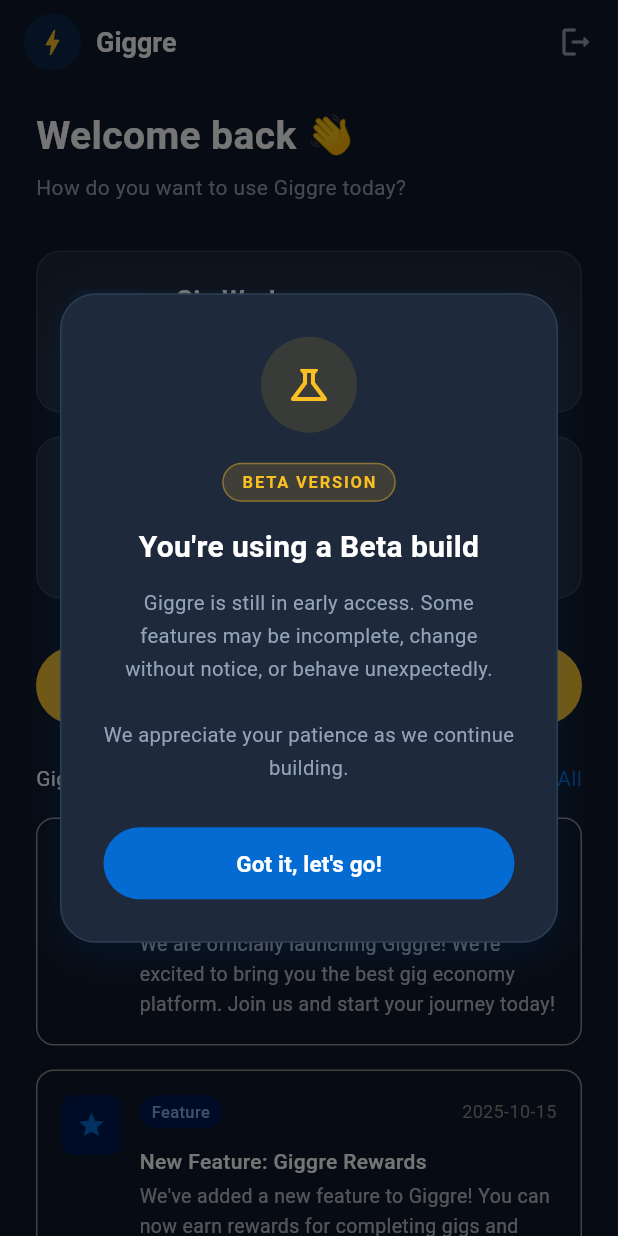
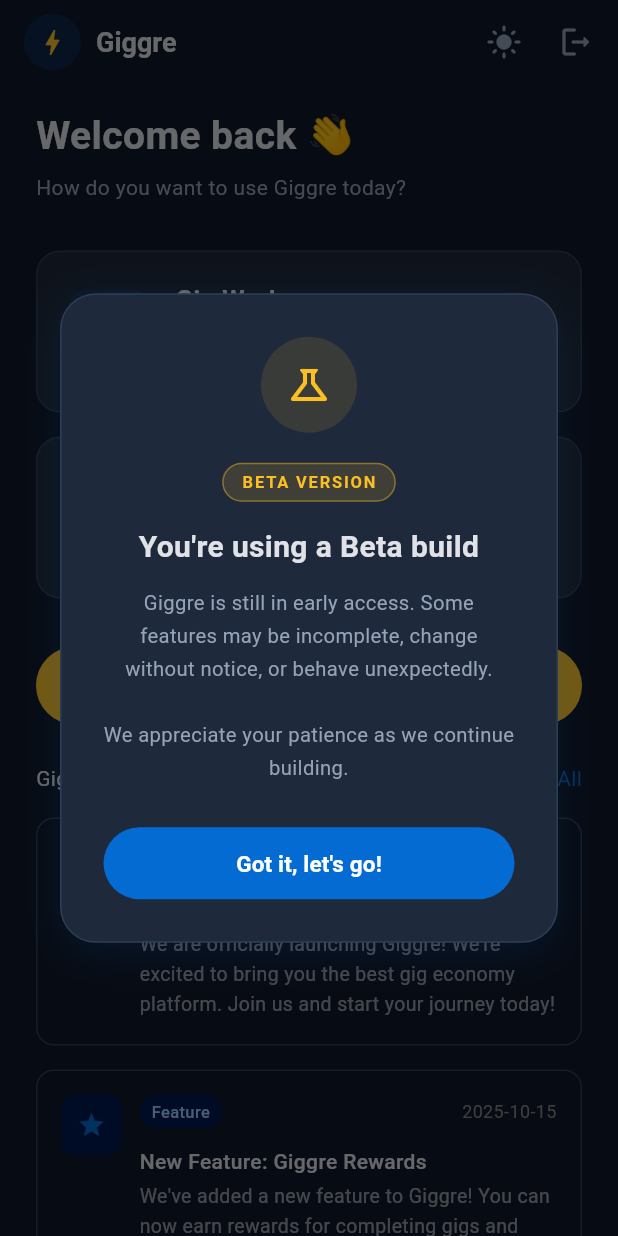
Before and after one commit to JoshuaAirstaffs/giggre_app, a Flutter app: the HomeScreen screen opened directly, after a tap on the "logout" icon, on a phone screen of 412 x 824 dp. Run offline on Flutter 3.47's test engine with Material 3 defaults, Android fonts, the phone set to English and light mode, and no system bars; our stand-ins replace cloud_firestore, firebase_auth, firebase_core, geocoding, geolocator, google_sign_in; accounts and stored records are empty; network calls fail.

Commit message:
style theme update

```diff
--- /dev/null
+++ b/lib/core/theme/theme_provider.dart
@@ -0,0 +1,36 @@
+import 'package:flutter/material.dart';
+import 'app_colors.dart';
+
+class ThemeProvider extends ChangeNotifier {
+  ThemeMode _mode = ThemeMode.dark;
+
+  ThemeMode get mode => _mode;
+  bool get isDark => _mode == ThemeMode.dark;
+
+  void toggle() {
+    _mode = isDark ? ThemeMode.light : ThemeMode.dark;
+    notifyListeners();
+  }
+
+  static ThemeData get lightTheme => ThemeData(
+        colorScheme: ColorScheme.fromSeed(
+          seedColor: const Color(0xFF1B6CA8),
+          brightness: Brightness.light,
+        ),
+        useMaterial3: true,
+        scaffoldBackgroundColor: const Color(0xFFF1F5F9),
+        cardColor: Colors.white,
+        dividerColor: const Color(0xFFE2E8F0),
+      );
+
+  static ThemeData get darkTheme => ThemeData(
+        colorScheme: ColorScheme.fromSeed(
+          seedColor: const Color(0xFF1B6CA8),
+          brightness: Brightness.dark,
+        ),
+        useMaterial3: true,
+        scaffoldBackgroundColor: kBg,
+        cardColor: kCard,
+        dividerColor: kBorder,
+      );
+}
--- a/lib/features/home/presentation/home_screen.dart
+++ b/lib/features/home/presentation/home_screen.dart
@@ -1,7 +1,9 @@
 import 'package:flutter/material.dart';
 import 'package:firebase_auth/firebase_auth.dart';
 import 'package:cloud_firestore/cloud_firestore.dart';
+import 'package:provider/provider.dart';
 import '../../../core/theme/app_colors.dart';
+import '../../../core/theme/theme_provider.dart';
 import '../../auth/presentation/login_screen.dart';
 import '../../gig_host/presentation/gig_host_screen.dart';
 
@@ -28,14 +30,18 @@
     showDialog(
       context: context,
       barrierDismissible: false,
-      builder: (_) => Dialog(
+      builder: (ctx) {
+        final cardColor = Theme.of(ctx).cardColor;
+        final borderColor = Theme.of(ctx).dividerColor;
+        final onSurface = Theme.of(ctx).colorScheme.onSurface;
+        return Dialog(
           backgroundColor: Colors.transparent,
           child: Container(
             padding: const EdgeInsets.all(28),
             decoration: BoxDecoration(
-            color: kCard,
+              color: cardColor,
               borderRadius: BorderRadius.circular(24),
-            border: Border.all(color: kBorder),
+              border: Border.all(color: borderColor),
               boxShadow: [
                 BoxShadow(
                   color: kBlue.withValues(alpha: 0.12),
@@ -60,10 +66,7 @@
                 ),
                 const SizedBox(height: 20),
                 Container(
-                padding: const EdgeInsets.symmetric(
-                  horizontal: 12,
-                  vertical: 4,
-                ),
+                  padding: const EdgeInsets.symmetric(horizontal: 12, vertical: 4),
                   decoration: BoxDecoration(
                     color: kAmber.withValues(alpha: 0.15),
                     borderRadius: BorderRadius.circular(20),
@@ -80,11 +83,11 @@
                   ),
                 ),
                 const SizedBox(height: 16),
-              const Text(
+                Text(
                   'You\'re using a Beta build',
                   textAlign: TextAlign.center,
                   style: TextStyle(
-                  color: Colors.white,
+                    color: onSurface,
                     fontSize: 20,
                     fontWeight: FontWeight.bold,
                   ),
@@ -100,7 +103,7 @@
                   width: double.infinity,
                   height: 48,
                   child: ElevatedButton(
-                  onPressed: () => Navigator.pop(context),
+                    onPressed: () => Navigator.pop(ctx),
                     style: ElevatedButton.styleFrom(
                       backgroundColor: kBlue,
                       foregroundColor: Colors.white,
@@ -118,17 +121,15 @@
               ],
             ),
           ),
-      ),
+        );
+      },
     );
   }
 
   Future<void> _loadUser() async {
     final uid = FirebaseAuth.instance.currentUser?.uid;
     if (uid == null) return;
-    final doc = await FirebaseFirestore.instance
-        .collection('users')
-        .doc(uid)
-        .get();
+    final doc = await FirebaseFirestore.instance.collection('users').doc(uid).get();
     final data = doc.data();
     if (!mounted) return;
     setState(() {
@@ -158,9 +159,12 @@
     final confirm = await showDialog<bool>(
       context: context,
       builder: (_) => AlertDialog(
-        backgroundColor: kCard,
+        backgroundColor: Theme.of(context).cardColor,
         shape: RoundedRectangleBorder(borderRadius: BorderRadius.circular(16)),
-        title: const Text('Log Out', style: TextStyle(color: Colors.white)),
+        title: Text(
+          'Log Out',
+          style: TextStyle(color: Theme.of(context).colorScheme.onSurface),
+        ),
         content: const Text(
           'Are you sure you want to log out?',
           style: TextStyle(color: kSub),
@@ -172,10 +176,7 @@
           ),
           TextButton(
             onPressed: () => Navigator.pop(context, true),
-            child: const Text(
-              'Log Out',
-              style: TextStyle(color: Colors.redAccent),
-            ),
+            child: const Text('Log Out', style: TextStyle(color: Colors.redAccent)),
           ),
         ],
       ),
@@ -195,11 +196,15 @@
   @override
   Widget build(BuildContext context) {
     final firstName = _userName.split(' ').first;
+    final isDark = Theme.of(context).brightness == Brightness.dark;
+    final themeProvider = context.read<ThemeProvider>();
+    final onSurface = Theme.of(context).colorScheme.onSurface;
+    final bgColor = Theme.of(context).scaffoldBackgroundColor;
 
     return Scaffold(
-      backgroundColor: kBg,
+      backgroundColor: bgColor,
       appBar: AppBar(
-        backgroundColor: kBg,
+        backgroundColor: bgColor,
         elevation: 0,
         automaticallyImplyLeading: false,
         title: Row(
@@ -216,10 +221,10 @@
               ),
             ),
             const SizedBox(width: 10),
-            const Text(
+            Text(
               'Giggre',
               style: TextStyle(
-                color: Colors.white,
+                color: onSurface,
                 fontWeight: FontWeight.bold,
                 fontSize: 18,
               ),
@@ -227,6 +232,14 @@
           ],
         ),
         actions: [
+          IconButton(
+            tooltip: isDark ? 'Switch to Light Mode' : 'Switch to Dark Mode',
+            icon: Icon(
+              isDark ? Icons.light_mode_rounded : Icons.dark_mode_rounded,
+              color: kSub,
+            ),
+            onPressed: () => themeProvider.toggle(),
+          ),
           IconButton(
             tooltip: 'Log Out',
             icon: const Icon(Icons.logout_rounded, color: kSub),
@@ -243,8 +256,8 @@
             children: [
               Text(
                 firstName.isNotEmpty ? 'Hey, $firstName 👋' : 'Welcome back 👋',
-                style: const TextStyle(
-                  color: Colors.white,
+                style: TextStyle(
+                  color: onSurface,
                   fontSize: 26,
                   fontWeight: FontWeight.bold,
                 ),
@@ -286,28 +299,22 @@
                             if (_selectedRole == 'host') {
                               Navigator.push(
                                 context,
-                                MaterialPageRoute(
-                                  builder: (_) => const GigHostScreen(),
-                                ),
+                                MaterialPageRoute(builder: (_) => const GigHostScreen()),
                               );
                             } else {
                               ScaffoldMessenger.of(context).showSnackBar(
                                 SnackBar(
-                                  content: const Text(
-                                      'Gig Worker mode coming soon!'),
+                                  content: const Text('Gig Worker mode coming soon!'),
                                   backgroundColor: kBlue,
                                   behavior: SnackBarBehavior.floating,
                                   shape: RoundedRectangleBorder(
-                                      borderRadius:
-                                          BorderRadius.circular(12)),
+                                      borderRadius: BorderRadius.circular(12)),
                                 ),
                               );
                             }
                           },
                     style: ElevatedButton.styleFrom(
-                      backgroundColor: _selectedRole == 'worker'
-                          ? kBlue
-                          : kAmber,
+                      backgroundColor: _selectedRole == 'worker' ? kBlue : kAmber,
                       foregroundColor: Colors.white,
                       elevation: 0,
                       shape: RoundedRectangleBorder(
@@ -339,18 +346,12 @@
               Row(
                 children: [
                   Expanded(
-                    child: const Text(
+                    child: Text(
                       'Giggre Updates',
-                      style: TextStyle(
-                        color: Color.fromARGB(255, 255, 255, 255),
-                        fontSize: 14,
+                      style: TextStyle(color: onSurface, fontSize: 14),
                     ),
                   ),
-                  ),
-                  const Text(
-                    "See All",
-                    style: TextStyle(color: kBlue, fontSize: 14),
-                  ),
+                  const Text('See All', style: TextStyle(color: kBlue, fontSize: 14)),
                 ],
               ),
               const SizedBox(height: 16),
@@ -388,6 +389,9 @@
   }
 }
 
+// ─────────────────────────────────────────────
+//  Update Card
+// ─────────────────────────────────────────────
 class _UpdateCard extends StatelessWidget {
   final String title;
   final String description;
@@ -403,14 +407,19 @@
     required this.category,
   });
 
-  static const _indeedBlue = Color(0xFF1A56DB);
-  static const _indeedBlueBg = Color(0xFFEBF0FB);
-
   @override
   Widget build(BuildContext context) {
+    final isDark = Theme.of(context).brightness == Brightness.dark;
+    final iconBg = isDark ? const Color(0xFF001B52) : const Color(0xFFEBF0FB);
+    final badgeBg = isDark ? const Color(0xFF001B52) : const Color(0xFFDDE9FB);
+    final badgeText = Theme.of(context).colorScheme.primary;
+    final titleColor = Theme.of(context).colorScheme.onSurface;
+    final descColor = Theme.of(context).colorScheme.onSurface.withValues(alpha: 0.65);
+    final borderColor = Theme.of(context).dividerColor;
+
     return Container(
       decoration: BoxDecoration(
-        border: Border.all(color: const Color.fromARGB(255, 143, 143, 143)),
+        border: Border.all(color: borderColor),
         borderRadius: BorderRadius.circular(12),
       ),
       padding: const EdgeInsets.all(16),
@@ -425,7 +434,7 @@
                 width: 40,
                 height: 40,
                 decoration: BoxDecoration(
-                  color: const Color.fromARGB(255, 0, 27, 82),
+                  color: iconBg,
                   borderRadius: BorderRadius.circular(8),
                 ),
                 child: Icon(icon, size: 20, color: kBlue),
@@ -439,39 +448,33 @@
                       mainAxisAlignment: MainAxisAlignment.spaceBetween,
                       children: [
                         Container(
-                          padding: const EdgeInsets.symmetric(
-                            horizontal: 8,
-                            vertical: 3,
-                          ),
+                          padding: const EdgeInsets.symmetric(horizontal: 8, vertical: 3),
                           decoration: BoxDecoration(
-                            color: Color.fromARGB(255, 0, 27, 82),
+                            color: badgeBg,
                             borderRadius: BorderRadius.circular(20),
                           ),
                           child: Text(
                             category,
-                            style: const TextStyle(
+                            style: TextStyle(
                               fontSize: 11,
                               fontWeight: FontWeight.w500,
-                              color: Color.fromARGB(255, 141, 172, 241),
+                              color: badgeText,
                             ),
                           ),
                         ),
                         Text(
                           date,
-                          style: const TextStyle(
-                            fontSize: 12,
-                            color: Color(0xFF888888),
-                          ),
+                          style: const TextStyle(fontSize: 12, color: Color(0xFF888888)),
                         ),
                       ],
                     ),
                     const SizedBox(height: 12),
                     Text(
                       title,
-                      style: const TextStyle(
+                      style: TextStyle(
                         fontSize: 14,
                         fontWeight: FontWeight.w500,
-                        color: Colors.white,
+                        color: titleColor,
                         height: 1.4,
                       ),
                     ),
@@ -480,11 +483,7 @@
                       description,
                       maxLines: 3,
                       overflow: TextOverflow.ellipsis,
-                      style: const TextStyle(
-                        fontSize: 13,
-                        color: Colors.white70,
-                        height: 1.5,
-                      ),
+                      style: TextStyle(fontSize: 13, color: descColor, height: 1.5),
                     ),
                   ],
                 ),
@@ -498,7 +497,7 @@
 }
 
 // ─────────────────────────────────────────────
-//  Role Card (unchanged)
+//  Role Card
 // ─────────────────────────────────────────────
 class _RoleCard extends StatelessWidget {
   final String role;
@@ -521,16 +520,20 @@
 
   @override
   Widget build(BuildContext context) {
+    final cardColor = Theme.of(context).cardColor;
+    final borderColor = Theme.of(context).dividerColor;
+    final titleColor = Theme.of(context).colorScheme.onSurface;
+
     return GestureDetector(
       onTap: onTap,
       child: AnimatedContainer(
         duration: const Duration(milliseconds: 200),
         padding: const EdgeInsets.all(20),
         decoration: BoxDecoration(
-          color: isSelected ? accentColor.withValues(alpha: 0.12) : kCard,
+          color: isSelected ? accentColor.withValues(alpha: 0.12) : cardColor,
           borderRadius: BorderRadius.circular(16),
           border: Border.all(
-            color: isSelected ? accentColor : kBorder,
+            color: isSelected ? accentColor : borderColor,
             width: isSelected ? 2 : 1,
           ),
           boxShadow: isSelected
@@ -562,7 +565,7 @@
                   Text(
                     title,
                     style: TextStyle(
-                      color: isSelected ? accentColor : Colors.white,
+                      color: isSelected ? accentColor : titleColor,
                       fontSize: 17,
                       fontWeight: FontWeight.bold,
                     ),
```
Also changed, not shown: lib/features/auth/presentation/login_screen.dart (+5 -3 lines), lib/features/auth/presentation/register_screen.dart (+10 -7 lines), lib/main.dart (+17 -14 lines). Lines whose indentation alone changed are shown as unchanged.
